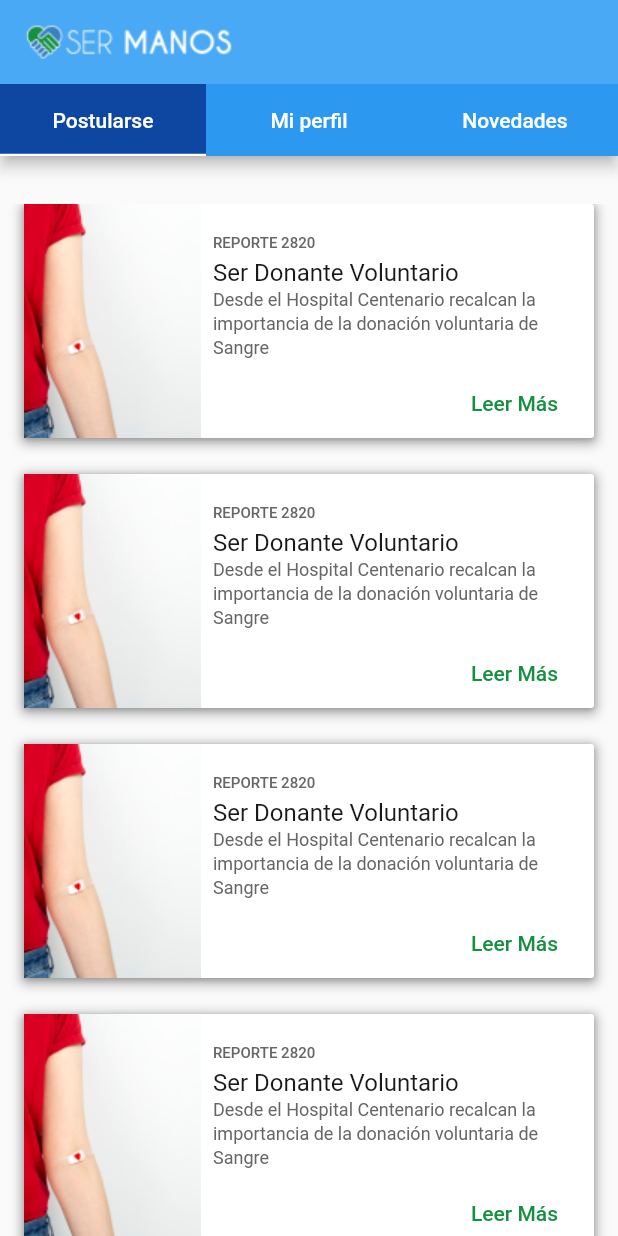
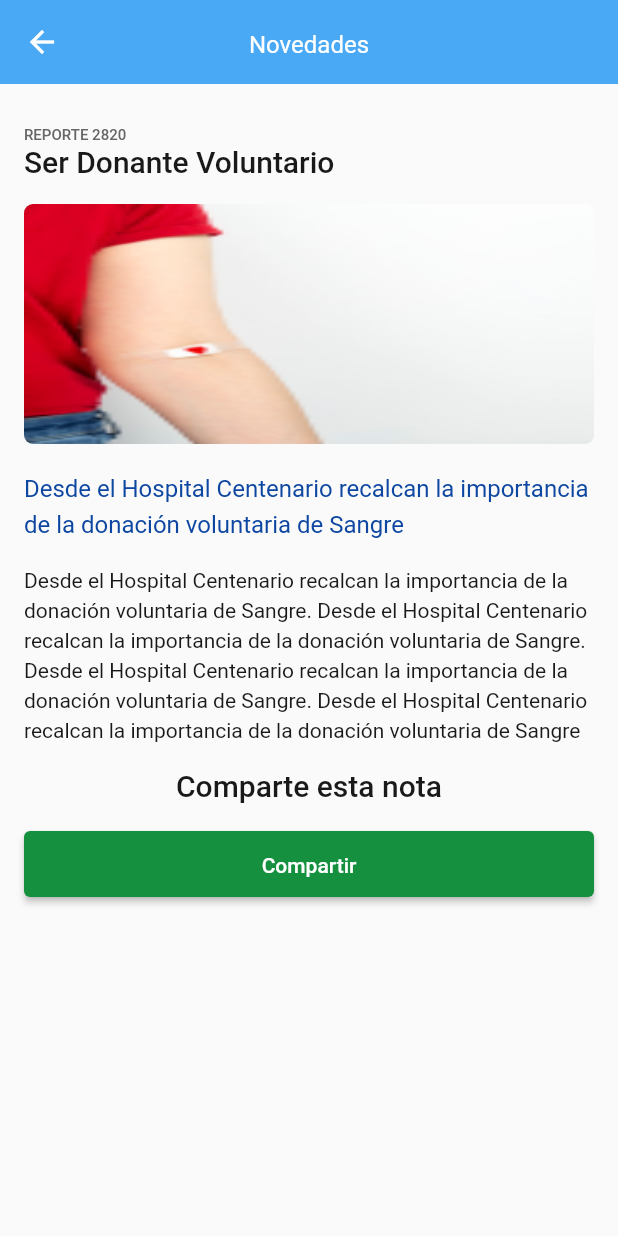
Before and after one commit to GastonDonikian/aplicaciones-moviles-multiplataforma, a Flutter app: the NewsTab screen opened by its route, after a tap on "Leer Más", on a phone screen of 412 x 824 dp. Run offline on Flutter 3.47's test engine with Material 2 defaults, Android fonts, the phone set to English and light mode, and no system bars; our stand-ins replace cloud_firestore, firebase_analytics, firebase_auth, firebase_core, firebase_crashlytics, firebase_storage and 2 more; accounts and stored records are empty.

Commit message:
News details view.

```diff
--- a/my_app/lib/design_system/foundations/colors.dart
+++ b/my_app/lib/design_system/foundations/colors.dart
@@ -8,6 +8,7 @@ class SerManosColorFoundations {
   static const defaultTextColor = SerManosColors.white;
   static const defaultOverlineColor = SerManosColors.grey75;
   static const defaultBodyColor = SerManosColors.black;
+  static const defaultHeadlineColor = SerManosColors.black;
   static const linkTextColor = SerManosColors.secondary200;
 
   //status bar
--- a/my_app/lib/main.dart
+++ b/my_app/lib/main.dart
@@ -1,15 +1,9 @@
 import 'package:flutter/material.dart';
 import 'package:my_app/design_system/foundations/colors.dart';
-import 'package:my_app/services/analytics_service.dart';
-import 'package:my_app/services/user_service.dart';
 import 'package:my_app/services/navigation_service.dart';
-
 import 'package:firebase_core/firebase_core.dart';
-import 'package:my_app/services/news_service.dart';
 import 'firebase_options.dart';
 import 'package:firebase_crashlytics/firebase_crashlytics.dart';
-
-import 'models/news.dart';
 
 void main() async {
   WidgetsFlutterBinding.ensureInitialized();
--- /dev/null
+++ b/my_app/lib/pages/news_details.dart
@@ -0,0 +1,96 @@
+
+
+import 'package:flutter/cupertino.dart';
+import 'package:my_app/design_system/cells/headers.dart';
+import 'package:my_app/design_system/foundations/colors.dart';
+import 'package:my_app/design_system/molecules/buttons.dart';
+import 'package:my_app/design_system/tokens/grid_padding.dart';
+import 'package:url_launcher/url_launcher.dart';
+
+import '../design_system/foundations/texts.dart';
+import '../models/news.dart';
+
+
+class DetailedNews extends StatelessWidget {
+  const DetailedNews({super.key});
+  @override
+  Widget build(BuildContext context) {
+    return SerManosSectionHeader(title: 'Novedades', body:SingleChildScrollView(
+      child: SerManosGridPadding(
+        child: Column(
+          crossAxisAlignment: CrossAxisAlignment.start,
+          children: [
+            Padding(
+              padding: const EdgeInsets.only(top: 24),
+              child: SerManosTexts.overline(news.newspaper.toUpperCase(),color: SerManosColorFoundations.defaultOverlineColor),
+            ),
+            SerManosTexts.headline2(news.title, color: SerManosColorFoundations.defaultHeadlineColor),
+            Padding(
+              padding: const EdgeInsets.only(top: 16),
+              child: Row(
+                children: [
+                  Expanded(
+                    child: ClipRRect(
+                      borderRadius: BorderRadius.circular(6),
+                      child: Image(
+                        image: AssetImage(news.imagePath),
+                        fit: BoxFit.fill,
+                        height: 160,
+                      ),
+                    ),
+                  ),
+                ],
+              ),
+            ),
+            Padding(
+                padding: const EdgeInsets.only(top: 16),
+                child: SerManosTexts.subtitle1(news.subtitle, color: SerManosColorFoundations.linkTextColor)
+            ),
+            Padding(
+                padding: const EdgeInsets.only(top: 16),
+                child: SerManosTexts.body1(news.text, color: SerManosColorFoundations.defaultBodyColor)),
+            Align(
+              alignment: Alignment.center,
+              child: Padding(
+                  padding: const EdgeInsets.only(top:16),
+                  child: SerManosTexts.headline2('Comparte esta nota', color: SerManosColorFoundations.defaultHeadlineColor)
+              ),
+            ),
+            Align(
+              alignment: Alignment.center,
+              child: Padding(
+                  padding: const EdgeInsets.only(top:16),
+                  //TODO : Sendo to link
+                  child: SerManosElevatedButton(label: 'Compartir', disabled: false,
+                    onPressed: () async {
+                      final url = 'https://www.google.com';
+                      if (await canLaunch(url)) {
+                        await launch(url);
+                      } else {
+                        throw 'Could not launch $url';
+                      }
+                    },)
+              ),
+            ),
+          ],
+        ),
+      ),
+    ),
+    );
+  }
+}
+
+
+
+
+News news = News(
+  imagePath: 'assets/news_card_1.png',
+  link: 'www.google.com',
+  newspaper: 'Reporte 2820',
+  title: 'Ser Donante Voluntario',
+  subtitle: 'Desde el Hospital Centenario recalcan la importancia de la donación voluntaria de Sangre',
+  text: 'Desde el Hospital Centenario recalcan la importancia de la donación voluntaria de Sangre. '
+      'Desde el Hospital Centenario recalcan la importancia de la donación voluntaria de Sangre. '
+      'Desde el Hospital Centenario recalcan la importancia de la donación voluntaria de Sangre. '
+      'Desde el Hospital Centenario recalcan la importancia de la donación voluntaria de Sangre',
+);
--- a/my_app/lib/screens/news.dart
+++ b/my_app/lib/screens/news.dart
@@ -1,4 +1,5 @@
 import 'package:flutter/material.dart';
+import 'package:go_router/go_router.dart';
 import 'package:my_app/design_system/cells/cards.dart';
 import 'package:my_app/design_system/tokens/grid_padding.dart';
 import 'package:my_app/models/news.dart';
@@ -23,9 +24,9 @@ class NewsTab extends StatelessWidget {
                     imagePath: news[index].imagePath,
                     cardOverlineText: news[index].newspaper,
                     cardTitle: news[index].title,
-                    cardText: news[index].text,
+                    cardText: news[index].subtitle,
                     onPressed: () => {
-                      // TODO: go to news detail
+                      GoRouter.of(context).go('/news_details')
                     },
                   ),
                 );
@@ -42,6 +43,11 @@ class NewsTab extends StatelessWidget {
 News myNews = News(
   imagePath: 'assets/news_card_1.png',
   newspaper: 'Reporte 2820',
+  link: 'www.google.com',
   title: 'Ser Donante Voluntario',
-  text: 'Desde el Hospital Centenario recalcan la importancia de la donación voluntaria de Sangre',
+  subtitle: 'Desde el Hospital Centenario recalcan la importancia de la donación voluntaria de Sangre',
+  text: 'Desde el Hospital Centenario recalcan la importancia de la donación voluntaria de Sangre. '
+      'Desde el Hospital Centenario recalcan la importancia de la donación voluntaria de Sangre. '
+      'Desde el Hospital Centenario recalcan la importancia de la donación voluntaria de Sangre. '
+      'Desde el Hospital Centenario recalcan la importancia de la donación voluntaria de Sangre',
 );
--- a/my_app/lib/services/navigation_service.dart
+++ b/my_app/lib/services/navigation_service.dart
@@ -4,6 +4,7 @@ import 'package:my_app/models/volunteer_association.dart';
 import 'package:my_app/pages/home.dart';
 import 'package:my_app/pages/landing.dart';
 import 'package:my_app/pages/login.dart';
+import 'package:my_app/pages/news_details.dart';
 import 'package:my_app/pages/signup.dart';
 import 'package:my_app/pages/volunteer_association.dart';
 import 'package:my_app/pages/welcome.dart';
@@ -80,5 +81,10 @@ final router = GoRouter(
       path: '/welcome',
       builder: (context, state) => const WelcomePage(),
     ),
+    GoRoute(
+      name: 'news_details',
+      path: '/news_details',
+      builder: (context, state) => const DetailedNews(),
+    )
   ],
 );
--- a/my_app/lib/services/user_service.dart
+++ b/my_app/lib/services/user_service.dart
@@ -2,7 +2,6 @@
 
 import 'package:cloud_firestore/cloud_firestore.dart';
 import 'package:firebase_auth/firebase_auth.dart';
-import 'package:firebase_crashlytics/firebase_crashlytics.dart';
 
 import '../models/volunteer.dart';
 
@@ -28,7 +27,6 @@ class AuthenticationService {
     });
   }
 
-
   Future<Volunteer?> getUserById(String userId) async {
     try {
       var userDoc = await FirebaseFirestore.instance.collection('users').doc(
@@ -36,7 +34,6 @@ class AuthenticationService {
 
       if (userDoc.exists) {
         var userData = userDoc.data() as Map<String, dynamic>;
-
         return Volunteer.fromJson(userData);
       } else {
         return null;
--- a/my_app/pubspec.yaml
+++ b/my_app/pubspec.yaml
@@ -43,6 +43,8 @@ dependencies:
   firebase_auth: ^4.6.3
   firebase_storage: ^11.2.3
   mask_text_input_formatter: ^2.4.0
+  url_launcher: ^6.0.12
+
 
 dev_dependencies:
   flutter_test:
```
Also changed, not shown: my_app/lib/models/news.dart (+8 -0 lines), my_app/lib/services/news_service.dart (+13 -3 lines).
